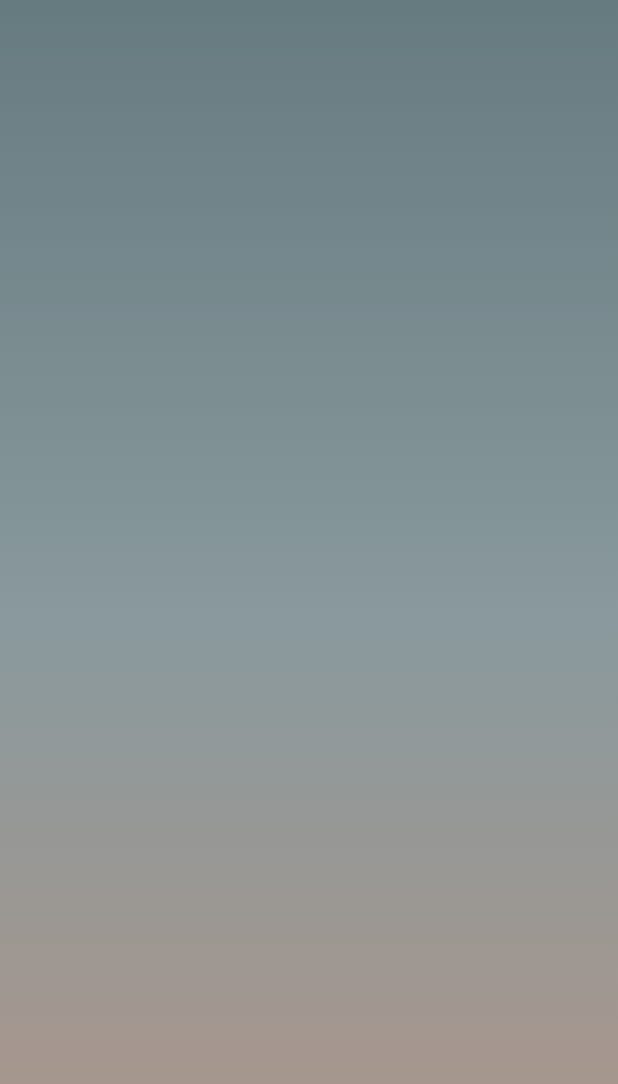
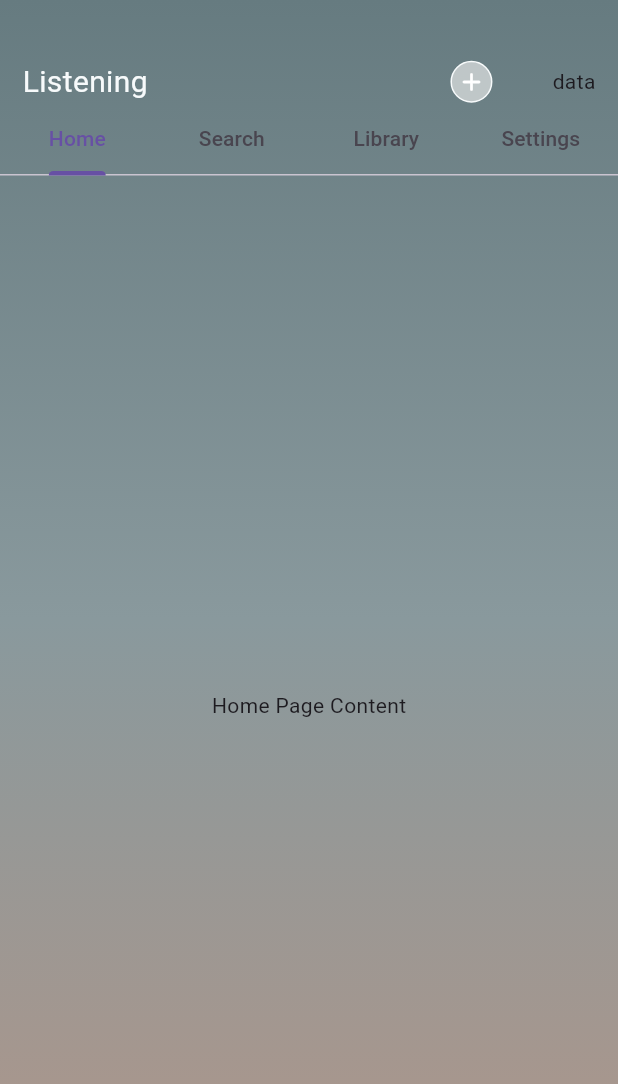
Before and after one commit to kwakyebrilliant/play, a Flutter app: the LibraryPage screen opened directly, on a phone screen of 412 x 824 dp. Shown: the top 1084 px of the screen. Run offline on Flutter 3.47's test engine with Material 3 defaults, Android fonts, the phone set to English and light mode, and no system bars.

Commit message:
library updates

```diff
--- a/lib/screens/library/library_page.dart
+++ b/lib/screens/library/library_page.dart
@@ -1,7 +1,7 @@
 import 'package:flutter/material.dart';
 
 class LibraryPage extends StatefulWidget {
-  const LibraryPage({super.key});
+  const LibraryPage({Key? key}) : super(key: key);
 
   @override
   State<LibraryPage> createState() => _LibraryPageState();
@@ -10,7 +10,9 @@ class LibraryPage extends StatefulWidget {
 class _LibraryPageState extends State<LibraryPage> {
   @override
   Widget build(BuildContext context) {
-    return Scaffold(
+    return DefaultTabController(
+      length: 4, // Define the number of tabs
+      child: Scaffold(
         body: Container(
           height: MediaQuery.of(context).size.height,
           width: MediaQuery.of(context).size.width,
@@ -25,7 +27,110 @@ class _LibraryPageState extends State<LibraryPage> {
               ],
             ),
           ),
-        child: SingleChildScrollView(),
+          child: Column(
+            children: [
+              // Listening, create playlist and Search input
+              Row(
+                mainAxisAlignment: MainAxisAlignment.spaceBetween,
+                children: [
+                  const Padding(
+                    padding: EdgeInsets.only(top: 40.0, left: 15.0),
+                    child: Text(
+                      'Listening',
+                      style: TextStyle(
+                        fontSize: 20.0,
+                        fontWeight: FontWeight.w400,
+                        color: Color(0xFFF7fAFB),
+                      ),
+                    ),
+                  ),
+                  Padding(
+                    padding: const EdgeInsets.only(top: 40.0, right: 15.0),
+                    child: Row(
+                      children: [
+                        // Add playlist icon wrapped in a container
+                        Padding(
+                          padding: const EdgeInsets.only(right: 40.0),
+                          child: Container(
+                            height: 28.0,
+                            width: 28.0,
+                            decoration: BoxDecoration(
+                              color: const Color(0xFFE3E5E5).withOpacity(0.7),
+                              borderRadius: BorderRadius.circular(60.0),
+                              border: Border.all(
+                                width: 1.0,
+                                color: const Color(0xFFF7fAFB),
+                              ),
+                            ),
+                            // Add playlist icon
+                            child: const Icon(
+                              Icons.add_rounded,
+                              size: 20.0,
+                              color: Colors.white,
+                            ),
+                          ),
+                        ),
+
+                        Text("data"),
+                      ],
+                    ),
+                  ),
+                ],
+              ),
+
+              // Tab bar
+              Container(
+                child: TabBar(
+                  tabs: [
+                    Tab(
+                      text: 'Home',
+                    ),
+                    Tab(
+                      text: 'Search',
+                    ),
+                    Tab(
+                      text: 'Library',
+                    ),
+                    Tab(
+                      text: 'Settings',
+                    ),
+                  ],
+                ),
+              ),
+              // Tab bar views
+              Expanded(
+                child: TabBarView(
+                  children: [
+                    // First tab content
+                    Container(
+                      child: Center(
+                        child: Text('Home Page Content'),
+                      ),
+                    ),
+                    // Second tab content
+                    Container(
+                      child: Center(
+                        child: Text('Search Page Content'),
+                      ),
+                    ),
+                    // Third tab content
+                    Container(
+                      child: Center(
+                        child: Text('Library Page Content'),
+                      ),
+                    ),
+                    // Fourth tab content
+                    Container(
+                      child: Center(
+                        child: Text('Settings Page Content'),
+                      ),
+                    ),
+                  ],
+                ),
+              ),
+            ],
+          ),
+        ),
       ),
     );
   }
```
Lines whose indentation alone changed are shown as unchanged.
